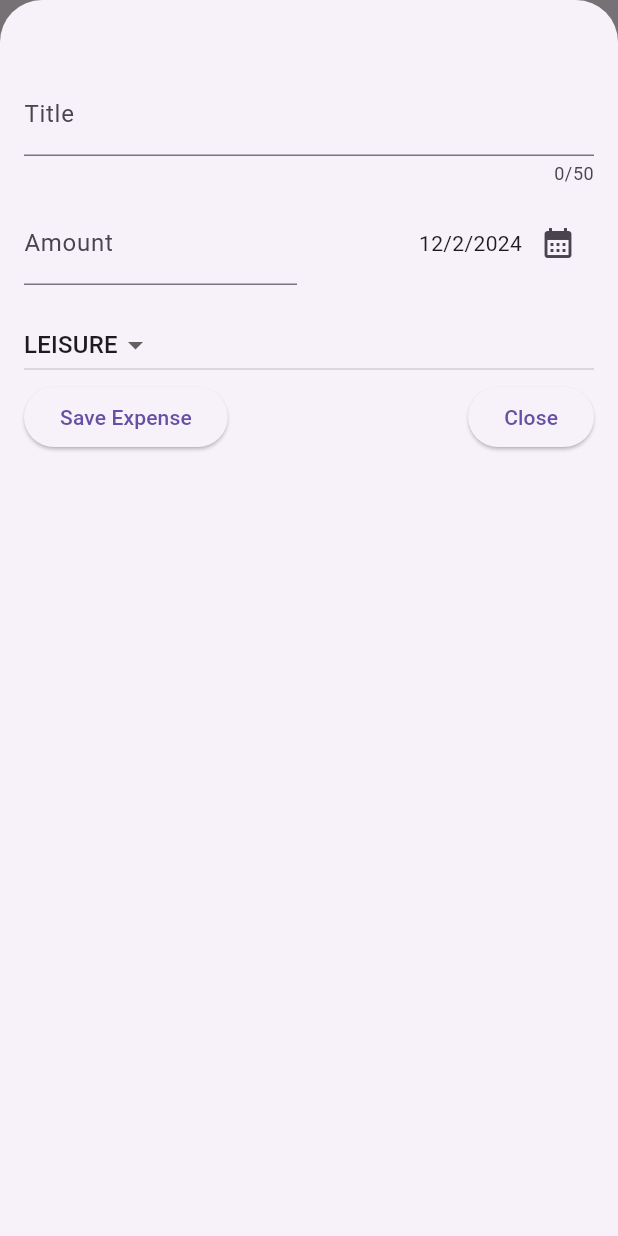
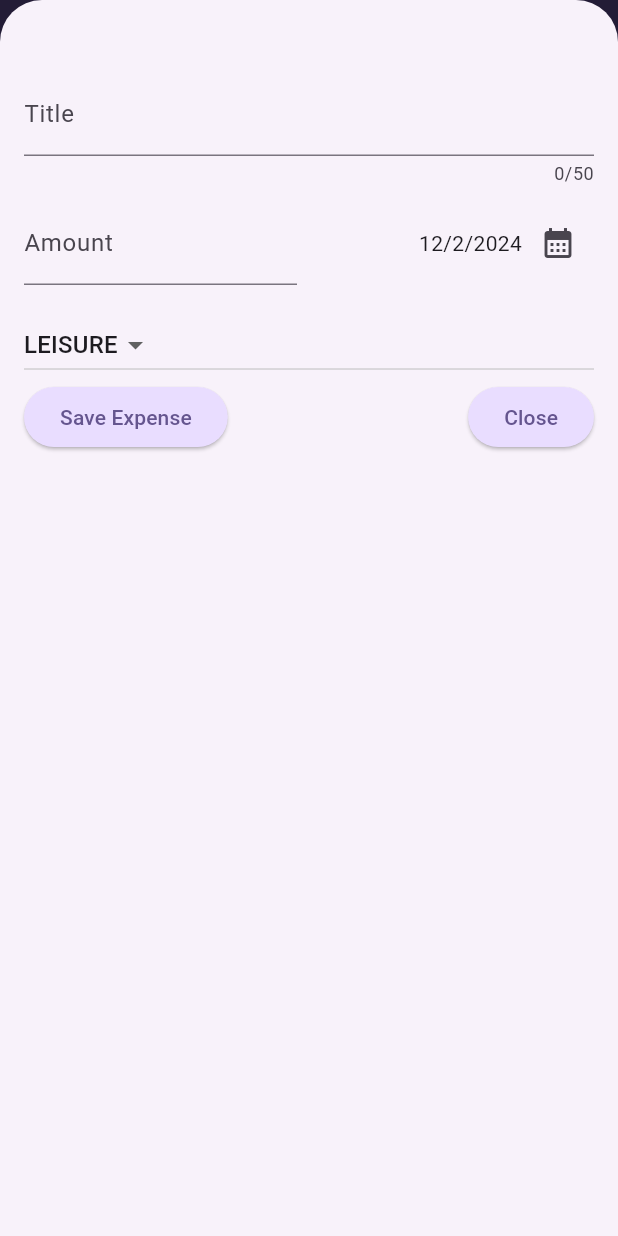
Before and after one commit to imole97/flutter-expense-tracker-, a Flutter app: the screen it shows after launch, after a tap on the "add" icon, on a phone screen of 412 x 824 dp. Run offline on Flutter 3.47's test engine with Material 3 defaults, Android fonts, the phone set to English and light mode, and no system bars.

Commit message:
implemented themes in main dart file

```diff
--- a/lib/main.dart
+++ b/lib/main.dart
@@ -1,10 +1,34 @@
 import 'package:flutter/material.dart';
 import 'package:flutter_expense/widgets/expenses_page.dart';
 
+var kColorScheme =
+    ColorScheme.fromSeed(seedColor: const Color.fromARGB(255, 96, 59, 181));
+// style from and copy with gives you default styles and the ability to change the styles you want
+// we can also use copyWith when using themedatas in widgets
 void main() {
   runApp(
-    const MaterialApp(
-      home: ExpensesPage(),
+    MaterialApp(
+      theme: ThemeData().copyWith(
+        colorScheme: kColorScheme,
+        textTheme: ThemeData().textTheme.copyWith(
+              titleLarge: TextStyle(
+                  fontWeight: FontWeight.bold,
+                  color: kColorScheme.onSecondaryContainer,
+                  fontSize: 17),
+            ),
+        cardTheme: const CardTheme().copyWith(
+          color: kColorScheme.secondaryContainer,
+          margin: const EdgeInsets.symmetric(horizontal: 16, vertical: 8),
+        ),
+        elevatedButtonTheme: ElevatedButtonThemeData(
+          style: ElevatedButton.styleFrom(
+              backgroundColor: kColorScheme.primaryContainer),
+        ),
+        appBarTheme: const AppBarTheme().copyWith(
+            backgroundColor: kColorScheme.onPrimaryContainer,
+            foregroundColor: kColorScheme.primaryContainer),
+      ),
+      home: const ExpensesPage(),
     ),
   );
 }
--- a/lib/widgets/expenses_list/expenses_item.dart
+++ b/lib/widgets/expenses_list/expenses_item.dart
@@ -10,10 +10,12 @@ class ExpenseItem extends StatelessWidget {
       child: Padding(
         padding: const EdgeInsets.symmetric(horizontal: 20, vertical: 16),
         child: Column(
+          crossAxisAlignment: CrossAxisAlignment.start,
           children: [
             Text(
               expense.title,
-              style: const TextStyle(),
+              // theme.of gets theme for from the app theme in main.dart
+              style: Theme.of(context).textTheme.titleLarge,
             ),
             const SizedBox(
               height: 4,
@@ -24,11 +26,13 @@ class ExpenseItem extends StatelessWidget {
                   "₦${expense.amount.toStringAsFixed(2)}",
                 ),
                 const Spacer(),
-                Row(children: [
-                  Icon(categoryIcons[expense.category]),
-                  const SizedBox(width:8),
-                  Text(expense.formattedDate)
-                ],)
+                Row(
+                  children: [
+                    Icon(categoryIcons[expense.category]),
+                    const SizedBox(width: 8),
+                    Text(expense.formattedDate)
+                  ],
+                )
               ],
             )
           ],
--- a/lib/widgets/expenses_list/expenses_list.dart
+++ b/lib/widgets/expenses_list/expenses_list.dart
@@ -21,7 +21,12 @@ class ExpensesList extends StatelessWidget {
     return ListView.builder(
       itemCount: expenses.length,
       itemBuilder: (context, index) => Dismissible(
-        onDismissed:(direction){
+        background: Container(
+          color: Theme.of(context).colorScheme.error,
+          margin: EdgeInsets.symmetric(
+              horizontal: Theme.of(context).cardTheme.margin!.horizontal),
+        ),
+        onDismissed: (direction) {
           onRemoveExpense(expenses[index]);
         },
         key: ValueKey(expenses[index]),
```
